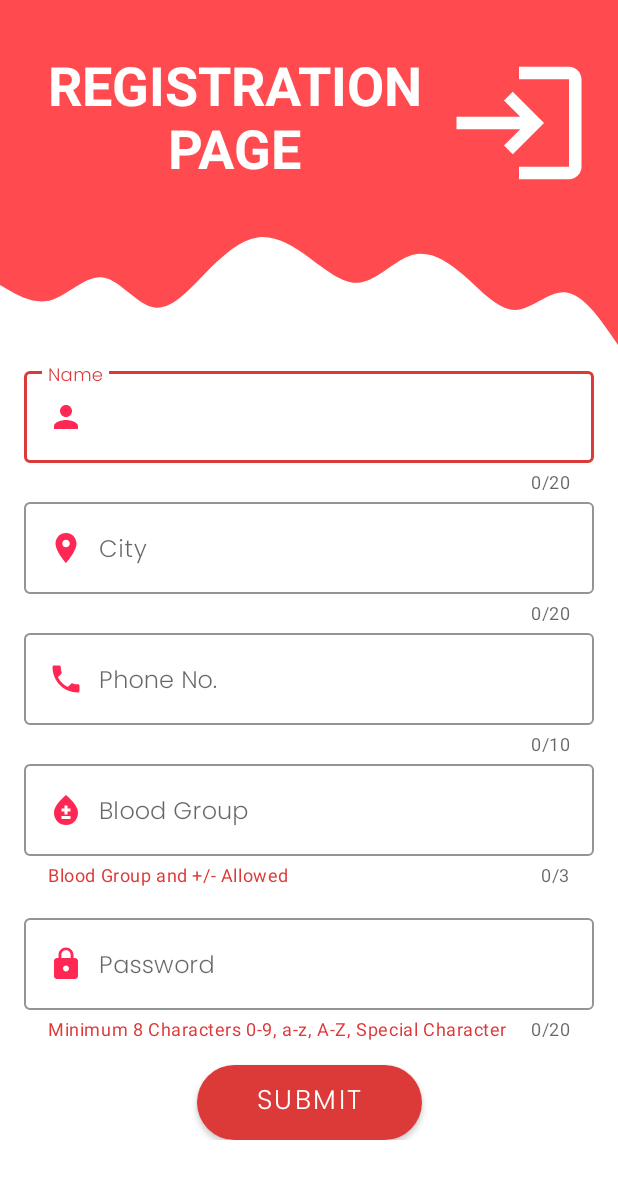
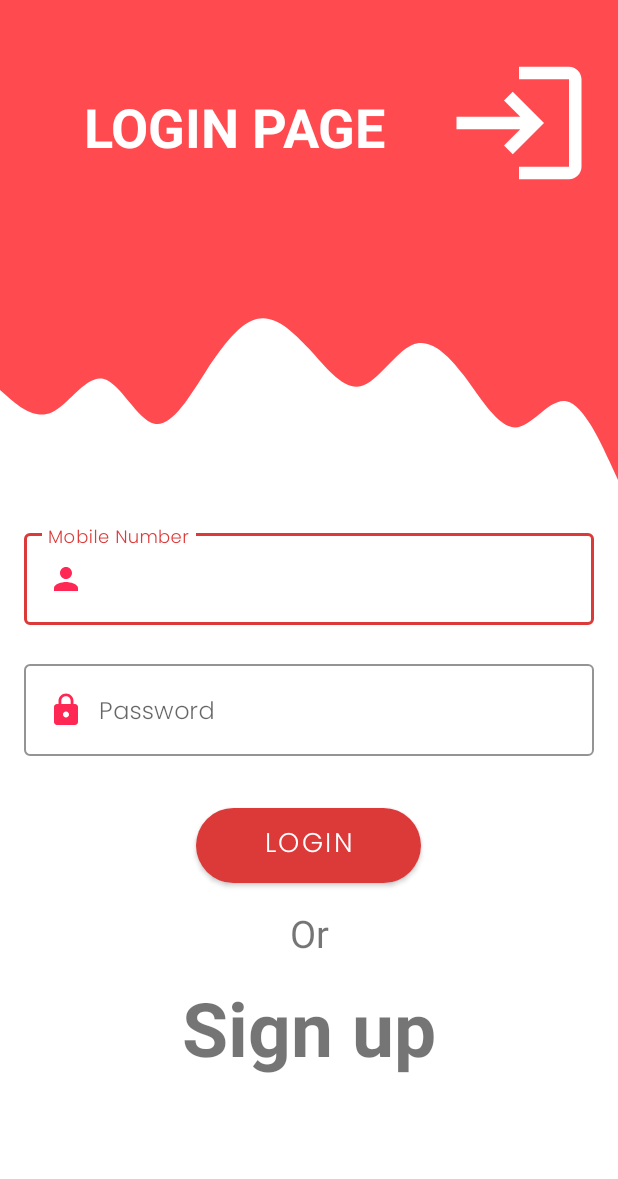
Before and after one commit to aakarshak9/Blood_Donation_Application, an Android app: the screen it shows after launch (RegisterActivity before the commit, LoginActivity after it), after a tap on "GO", on a phone screen of 412 x 824 dp. Shown: the top 1179 px of the screen. Run offline under Robolectric (Android 15) with nearby library versions, the phone set to English and light mode, and no system bars; our stand-ins replace Volley.

Commit message:
Login Validation

```diff
--- /dev/null
+++ b/app/src/main/java/com/example/blooddonorapplication/Activities/LoginActivity.java
@@ -0,0 +1,113 @@
+package com.example.blooddonorapplication.Activities;
+
+import androidx.appcompat.app.AppCompatActivity;
+
+import android.content.Intent;
+import android.os.Bundle;
+import android.util.Log;
+import android.view.View;
+import android.widget.Button;
+import android.widget.TextView;
+import android.widget.Toast;
+
+import com.android.volley.AuthFailureError;
+import com.android.volley.Request;
+import com.android.volley.Response;
+import com.android.volley.VolleyError;
+import com.android.volley.toolbox.StringRequest;
+import com.example.blooddonorapplication.R;
+import com.example.blooddonorapplication.Utils.Endpoints;
+import com.example.blooddonorapplication.Utils.VolleySingleton;
+import com.google.android.material.textfield.TextInputEditText;
+
+import java.util.HashMap;
+import java.util.Map;
+
+public class LoginActivity extends AppCompatActivity {
+
+    private TextInputEditText numberLogin, passwordLogin;
+    private Button submit;
+    private TextView signup;
+
+    @Override
+    protected void onCreate(Bundle savedInstanceState) {
+        super.onCreate(savedInstanceState);
+        setContentView(R.layout.activity_login);
+
+        numberLogin = findViewById(R.id.loginNumber);
+        passwordLogin = findViewById(R.id.loginpassword);
+        submit = findViewById(R.id.submitlogin);
+        signup = findViewById(R.id.signup);
+
+        signup.setOnClickListener(new View.OnClickListener() {
+            @Override
+            public void onClick(View view) {
+                startActivity(new Intent(LoginActivity.this, RegisterActivity.class));
+            }
+        });
+
+        submit.setOnClickListener(new View.OnClickListener() {
+            @Override
+            public void onClick(View view) {
+                numberLogin.setError(null);
+                passwordLogin.setError(null);
+                String number = numberLogin.getText().toString();
+                String password = passwordLogin.getText().toString();
+                if (isValid(number, password)) {
+                    login(number, password);
+                }
+
+            }
+        });
+
+    }
+
+    private void login(String number, String password) {
+        StringRequest stringRequest = new StringRequest(Request.Method.POST, Endpoints.LOGIN_URL, new Response.Listener<String>() {
+            @Override
+            public void onResponse(String response) {
+                if (response.equals("Success")) {
+                    Toast.makeText(LoginActivity.this, response, Toast.LENGTH_SHORT).show();
+                    startActivity(new Intent(LoginActivity.this, MainActivity.class));
+                    LoginActivity.this.finish();
+                } else {
+                    Toast.makeText(LoginActivity.this, response, Toast.LENGTH_SHORT).show();
+                }
+            }
+        }, new Response.ErrorListener() {
+            @Override
+            public void onErrorResponse(VolleyError error) {
+                Toast.makeText(LoginActivity.this, "Something Went Wrong", Toast.LENGTH_SHORT).show();
+                Log.d("VOLLEY", error.getMessage());
+            }
+        }) {
+            @Override
+            protected Map<String, String> getParams() throws AuthFailureError {
+                Map<String, String> params = new HashMap<>();
+                params.put("number", number);
+                params.put("password", password);
+                return params;
+            }
+        };
+        VolleySingleton.getInstance(this).addToRequestQueue(stringRequest);
+
+
+    }
+
+    private boolean isValid(String number, String password) {
+        if (number.isEmpty()) {
+            showMessage("Empty Mobile Number");
+            numberLogin.setError("Empty Mobile Number");
+            return false;
+        } else if (password.isEmpty()) {
+            showMessage("Empty Password");
+            passwordLogin.setError("Empty Password");
+            return false;
+        }
+        return true;
+    }
+
+    private void showMessage(String msg) {
+        Toast.makeText(this, msg, Toast.LENGTH_SHORT).show();
+    }
+}
--- a/app/src/main/java/com/example/blooddonorapplication/Activities/onBoardScreen/OnBoardingScreen.java
+++ b/app/src/main/java/com/example/blooddonorapplication/Activities/onBoardScreen/OnBoardingScreen.java
@@ -8,6 +8,7 @@ import android.view.WindowManager;
 import androidx.appcompat.app.AppCompatActivity;
 import androidx.viewpager.widget.ViewPager;
 
+import com.example.blooddonorapplication.Activities.LoginActivity;
 import com.example.blooddonorapplication.Activities.MainActivity;
 import com.example.blooddonorapplication.Activities.RegisterActivity;
 import com.example.blooddonorapplication.R;
@@ -27,7 +28,7 @@ public class OnBoardingScreen extends AppCompatActivity {
         adapter = new SlideViewPagerAdapter(this);
         viewPager.setAdapter(adapter);
         if (isOpenAlready()) {
-            Intent intent = new Intent(OnBoardingScreen.this, RegisterActivity.class);
+            Intent intent = new Intent(OnBoardingScreen.this, LoginActivity.class);
             intent.setFlags(Intent.FLAG_ACTIVITY_CLEAR_TASK | Intent.FLAG_ACTIVITY_NEW_TASK);
             startActivity(intent);
         } else {
--- a/app/src/main/java/com/example/blooddonorapplication/Activities/onBoardScreen/SlideViewPagerAdapter.java
+++ b/app/src/main/java/com/example/blooddonorapplication/Activities/onBoardScreen/SlideViewPagerAdapter.java
@@ -12,6 +12,7 @@ import android.widget.TextView;
 import androidx.annotation.NonNull;
 import androidx.viewpager.widget.PagerAdapter;
 
+import com.example.blooddonorapplication.Activities.LoginActivity;
 import com.example.blooddonorapplication.Activities.MainActivity;
 import com.example.blooddonorapplication.Activities.RegisterActivity;
 import com.example.blooddonorapplication.R;
@@ -57,7 +58,7 @@ public class SlideViewPagerAdapter extends PagerAdapter {
         getstarted.setOnClickListener(new View.OnClickListener() {
             @Override
             public void onClick(View view) {
-                Intent intent = new Intent(context, RegisterActivity.class);
+                Intent intent = new Intent(context, LoginActivity.class);
                 intent.setFlags(Intent.FLAG_ACTIVITY_CLEAR_TASK | Intent.FLAG_ACTIVITY_NEW_TASK);
                 context.startActivity(intent);
             }
--- a/app/src/main/java/com/example/blooddonorapplication/Utils/Endpoints.java
+++ b/app/src/main/java/com/example/blooddonorapplication/Utils/Endpoints.java
@@ -3,4 +3,5 @@ package com.example.blooddonorapplication.Utils;
 public class Endpoints {
     private static final String BASE_URL = "https://aakarshak.000webhostapp.com/";
     public static final String REGISTER_URL = BASE_URL + "register.php";
+    public static final String LOGIN_URL = BASE_URL + "login.php";
 }
--- /dev/null
+++ b/app/src/main/res/layout/activity_login.xml
@@ -0,0 +1,175 @@
+<?xml version="1.0" encoding="utf-8"?>
+<ScrollView xmlns:android="http://schemas.android.com/apk/res/android"
+    xmlns:app="http://schemas.android.com/apk/res-auto"
+    xmlns:tools="http://schemas.android.com/tools"
+    android:layout_width="match_parent"
+    android:layout_height="match_parent"
+    tools:context=".Activities.LoginActivity">
+
+    <androidx.constraintlayout.widget.ConstraintLayout
+        android:layout_width="match_parent"
+        android:layout_height="wrap_content">
+
+        <View
+            android:id="@+id/topView"
+            android:layout_width="0dp"
+            android:layout_height="170dp"
+            android:background="#FF4B50"
+            app:layout_constraintEnd_toEndOf="parent"
+            app:layout_constraintHorizontal_bias="0.0"
+            app:layout_constraintStart_toStartOf="parent"
+            app:layout_constraintTop_toTopOf="parent" />
+
+        <View
+            android:id="@+id/wave"
+            android:layout_width="0dp"
+            android:layout_height="150dp"
+            android:background="@drawable/wave"
+            app:layout_constraintBottom_toBottomOf="parent"
+            app:layout_constraintEnd_toEndOf="parent"
+            app:layout_constraintHorizontal_bias="0.0"
+            app:layout_constraintStart_toStartOf="parent"
+            app:layout_constraintTop_toBottomOf="@+id/topView"
+            app:layout_constraintVertical_bias="0.0" />
+
+        <ImageView
+            android:id="@+id/imageView"
+            android:layout_width="wrap_content"
+            android:layout_height="wrap_content"
+            android:layout_marginTop="32dp"
+            android:layout_marginEnd="16dp"
+            app:layout_constraintEnd_toEndOf="parent"
+            app:layout_constraintTop_toTopOf="parent"
+            app:srcCompat="@drawable/login_logo" />
+
+        <TextView
+            android:layout_width="0dp"
+            android:layout_height="wrap_content"
+            android:layout_marginStart="16dp"
+            android:layout_marginTop="60dp"
+            android:gravity="center"
+            android:text="Login Page"
+            android:textAllCaps="true"
+            android:textColor="#FFFFFF"
+            android:textSize="36sp"
+            android:textStyle="bold"
+            app:layout_constraintEnd_toStartOf="@+id/imageView"
+            app:layout_constraintHorizontal_bias="0.0"
+            app:layout_constraintStart_toStartOf="@+id/topView"
+            app:layout_constraintTop_toTopOf="parent" />
+
+        <LinearLayout
+            android:id="@+id/linearLayout"
+            android:layout_width="match_parent"
+            android:layout_height="match_parent"
+            android:layout_marginStart="16dp"
+            android:layout_marginTop="30dp"
+            android:layout_marginEnd="16dp"
+            android:orientation="vertical"
+            app:layout_constraintTop_toBottomOf="@+id/wave">
+
+            <com.google.android.material.textfield.TextInputLayout
+                style="@style/Widget.MaterialComponents.TextInputLayout.OutlinedBox"
+                android:layout_width="match_parent"
+                android:layout_height="match_parent"
+                android:hint="Mobile Number"
+                app:boxStrokeColor="@color/magenta"
+                app:errorEnabled="true"
+                app:hintTextColor="@color/magenta">
+
+                <com.google.android.material.textfield.TextInputEditText
+                    android:id="@+id/loginNumber"
+                    android:layout_width="match_parent"
+                    android:layout_height="wrap_content"
+                    android:drawableStart="@drawable/ic_name"
+                    android:drawablePadding="10dp"
+                    android:fontFamily="@font/poppins_light"
+                    android:inputType="text"
+                    android:maxLines="1" />
+
+            </com.google.android.material.textfield.TextInputLayout>
+
+            <com.google.android.material.textfield.TextInputLayout
+
+                style="@style/Widget.MaterialComponents.TextInputLayout.OutlinedBox"
+                android:layout_width="match_parent"
+                android:layout_height="match_parent"
+                app:boxStrokeColor="@color/magenta"
+                app:errorEnabled="true"
+                app:hintTextColor="@color/magenta"
+                >
+
+                <com.google.android.material.textfield.TextInputEditText
+                    android:id="@+id/loginpassword"
+                    android:layout_width="match_parent"
+                    android:layout_height="wrap_content"
+                    android:drawableStart="@drawable/ic_password"
+                    android:drawablePadding="10dp"
+                    android:fontFamily="@font/poppins_light"
+                    android:hint="Password"
+                    android:inputType="textPassword" />
+
+            </com.google.android.material.textfield.TextInputLayout>
+
+        </LinearLayout>
+
+        <Button
+            android:id="@+id/submitlogin"
+            android:layout_width="150dp"
+            android:layout_height="wrap_content"
+            android:layout_marginStart="16dp"
+            android:layout_marginTop="8dp"
+            android:layout_marginEnd="16dp"
+            android:layout_marginBottom="8dp"
+            android:background="@drawable/btn_bg"
+            android:fontFamily="@font/poppins_light"
+            android:gravity="center"
+            android:text="LOGIN"
+            android:textColor="@color/white"
+            android:textSize="18sp"
+            app:backgroundTint="@color/magenta"
+            app:layout_constraintBottom_toBottomOf="parent"
+            app:layout_constraintEnd_toEndOf="@id/linearLayout"
+            app:layout_constraintHorizontal_bias="0.497"
+            app:layout_constraintStart_toStartOf="@id/linearLayout"
+            app:layout_constraintTop_toBottomOf="@+id/linearLayout"
+            app:layout_constraintVertical_bias="0.05" />
+
+        <TextView
+            android:id="@+id/or"
+            android:layout_width="100dp"
+            android:layout_height="wrap_content"
+            android:layout_marginStart="16dp"
+            android:layout_marginTop="8dp"
+            android:layout_marginEnd="16dp"
+            android:layout_marginBottom="16dp"
+            android:gravity="center"
+            android:text="Or"
+            android:textAlignment="center"
+            android:textSize="25sp"
+            app:layout_constraintBottom_toBottomOf="parent"
+            app:layout_constraintEnd_toEndOf="parent"
+            app:layout_constraintStart_toStartOf="parent"
+            app:layout_constraintTop_toBottomOf="@id/submitlogin"
+            app:layout_constraintVertical_bias="0.107" />
+
+        <TextView
+            android:id="@+id/signup"
+            android:layout_width="273dp"
+            android:layout_height="66dp"
+            android:layout_marginStart="16dp"
+            android:layout_marginTop="12dp"
+            android:layout_marginEnd="16dp"
+            android:gravity="center"
+            android:text="Sign up"
+            android:textAlignment="center"
+            android:textSize="50sp"
+            android:textStyle="bold"
+            app:layout_constraintEnd_toEndOf="parent"
+            app:layout_constraintStart_toStartOf="parent"
+            app:layout_constraintTop_toBottomOf="@id/or" />
+
+
+    </androidx.constraintlayout.widget.ConstraintLayout>
+
+</ScrollView>
```
Also changed, not shown: app/src/main/AndroidManifest.xml (+5 -12 lines).
